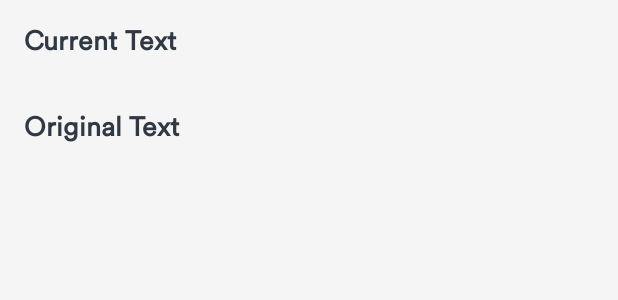
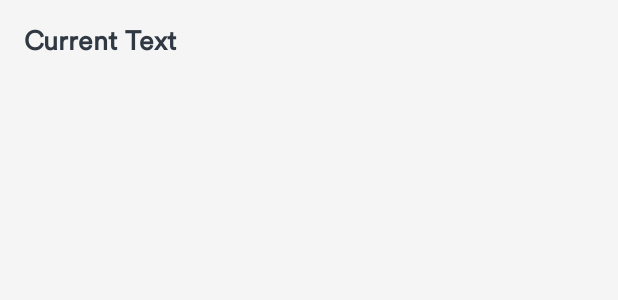
Before and after one commit to leewaggoner/DEPRECATED-MagicDex, an Android app: the layout fragment_card_text.xml on its own in the app's theme, with its tools: preview values and no code run, on a phone screen of 412 x 824 dp. Shown: the top 300 px of the screen. Run offline under Robolectric (Android 15) with nearby library versions, the phone set to English and light mode, and no system bars.

Commit message:
Fixed original text bug

```diff
--- a/app/src/main/res/layout/fragment_card_text.xml
+++ b/app/src/main/res/layout/fragment_card_text.xml
@@ -40,17 +40,20 @@
             android:layout_height="wrap_content"
             android:textSize="16sp" />
         <TextView
+            android:id="@+id/textOriginalHeader"
             android:layout_width="match_parent"
             android:layout_height="wrap_content"
             android:layout_marginTop="16dp"
             android:text="@string/original_text"
             android:textColor="@color/black"
             android:textSize="18sp"
-            android:textStyle="bold" />
+            android:textStyle="bold"
+            android:visibility="gone" />
         <TextView
             android:id="@+id/textOriginal"
             android:layout_width="match_parent"
             android:layout_height="wrap_content"
-            android:textSize="16sp" />
+            android:textSize="16sp"
+            android:visibility="gone" />
     </LinearLayout>
 </androidx.core.widget.NestedScrollView>
```
Also changed, not shown: app/src/main/java/com/wreckingball/magicdex/ui/dashboard/CardTextFragment.kt (+6 -2 lines).
